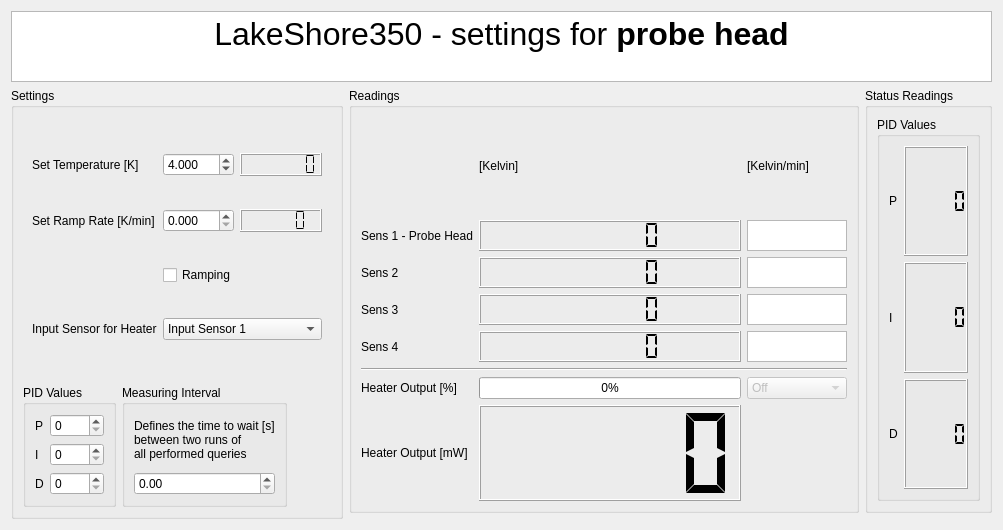
This is LakeShore/LakeShore350_control.ui in Cryostat-GUI/Cryostat-GUI as Qt 5 draws it before an edit. The edited form follows.
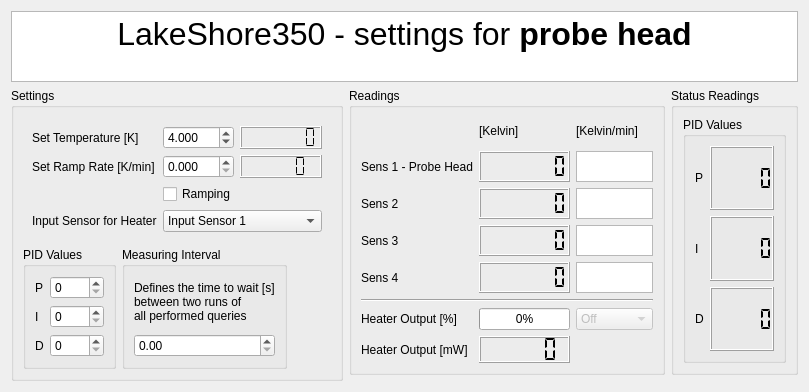
This is the edited form.

Patch:
```diff
--- a/LakeShore/LakeShore350_control.ui
+++ b/LakeShore/LakeShore350_control.ui
@@ -6,8 +6,8 @@
    <rect>
     <x>0</x>
     <y>0</y>
-    <width>1003</width>
-    <height>530</height>
+    <width>769</width>
+    <height>358</height>
    </rect>
   </property>
   <property name="windowTitle">
```
